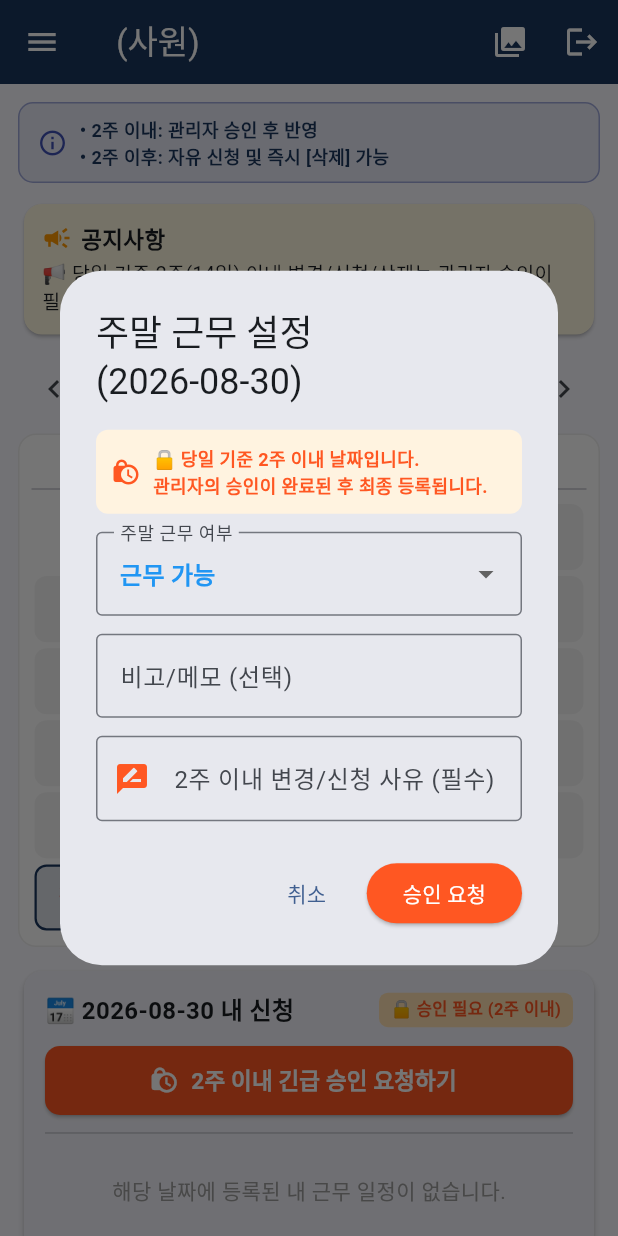
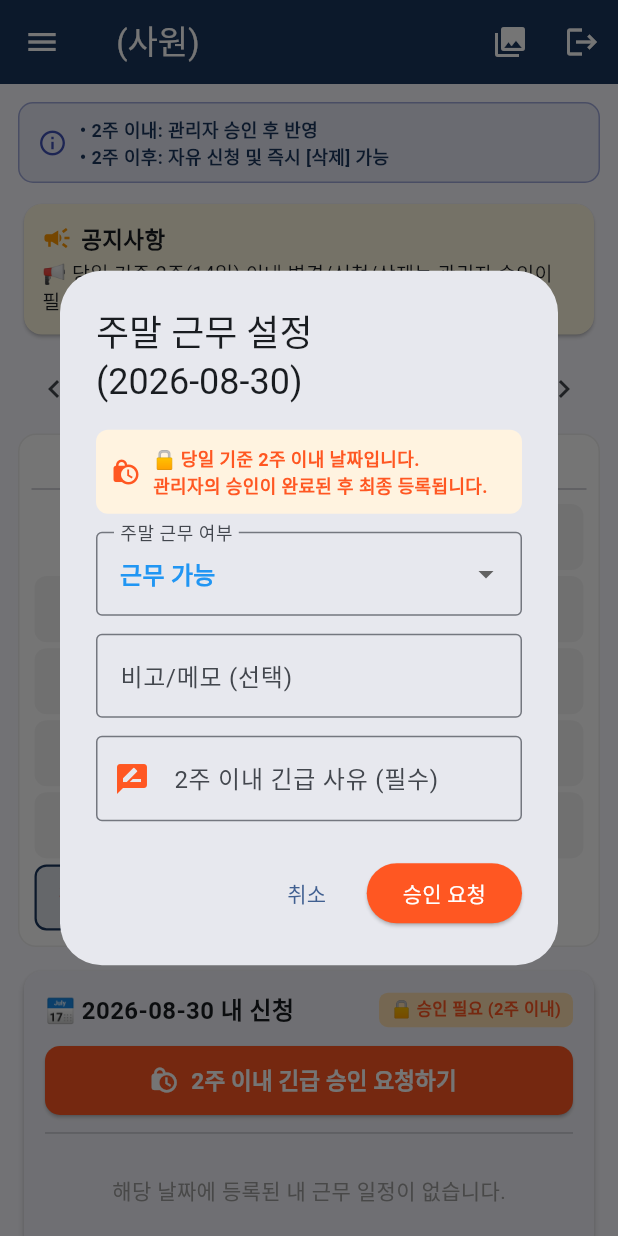
Before and after one commit to kimsoowan001-ai/work-schedule-app, a Flutter app: the MainScheduleScreen screen opened directly with empty values, after a tap on "2주 이내 긴급 승인 요청하기", on a phone screen of 412 x 824 dp. Run offline on Flutter 3.47's test engine with Material 3 defaults, Android fonts, the light colour scheme and no system bars; missing offline and left inert: dart:html; network calls fail.

Commit message:
2주 이내 승인 로직 및 캘린더 대기 상태 실시간 반영 수정

```diff
--- a/lib/main.dart
+++ b/lib/main.dart
@@ -359,15 +359,14 @@ class _MainScheduleScreenState extends State<MainScheduleScreen> {
     return target.isBefore(today);
   }
 
+  // 정확한 2주(0~14일) 판정 함수
   bool _isWithinTwoWeeks(DateTime date) {
     final now = DateTime.now();
-    final today = DateTime(now.year, now.month, day(date));
+    final today = DateTime(now.year, now.month, now.day);
     final target = DateTime(date.year, date.month, date.day);
     final diff = target.difference(today).inDays;
     return diff >= 0 && diff <= 14;
   }
-
-  static int day(DateTime d) => d.day;
 
   void _sendWebNotification(String title, String body) {
     try {
@@ -696,7 +695,7 @@ class _MainScheduleScreenState extends State<MainScheduleScreen> {
                     TextField(
                       controller: approvalReasonController,
                       decoration: const InputDecoration(
-                        labelText: '2주 이내 변경/신청 사유 (필수)',
+                        labelText: '2주 이내 긴급 사유 (필수)',
                         hintText: '사유를 구체적으로 입력하세요',
                         border: OutlineInputBorder(),
                         prefixIcon: Icon(Icons.rate_review, color: Colors.deepOrange),
@@ -713,7 +712,7 @@ class _MainScheduleScreenState extends State<MainScheduleScreen> {
                 onPressed: () {
                   if (requiresApproval && approvalReasonController.text.trim().isEmpty) {
                     ScaffoldMessenger.of(context).showSnackBar(
-                      const SnackBar(content: Text('2주 이내 긴급 신청 사유를 입력해주세요.')),
+                      const SnackBar(content: Text('2주 이내 긴급 사유를 입력해주세요.')),
                     );
                     return;
                   }
@@ -744,7 +743,7 @@ class _MainScheduleScreenState extends State<MainScheduleScreen> {
 
                     Navigator.pop(ctx);
                     ScaffoldMessenger.of(context).showSnackBar(
-                      const SnackBar(content: Text('관리자에게 승인 요청이 전송되었습니다. 승인 후 캘린더에 반영됩니다.')),
+                      const SnackBar(content: Text('관리자에게 승인 요청이 전송되었습니다. 관리자 결재 후 캘린더에 최종 반영됩니다.')),
                     );
                   } else {
                     final record = {
@@ -934,7 +933,7 @@ class _MainScheduleScreenState extends State<MainScheduleScreen> {
 
                     Navigator.pop(ctx);
                     ScaffoldMessenger.of(context).showSnackBar(
-                      const SnackBar(content: Text('관리자에게 승인 요청이 전송되었습니다. 관리자 승인 후 캘린더에 표시됩니다.')),
+                      const SnackBar(content: Text('관리자에게 승인 요청이 전송되었습니다. 관리자 결재 후 캘린더에 최종 표시됩니다.')),
                     );
                   } else {
                     final record = {
@@ -1443,7 +1442,12 @@ class _MainScheduleScreenState extends State<MainScheduleScreen> {
                   ? allList
                   : allList.where((item) => item['empId'] == widget.employeeId).toList();
 
+              final pendingList = _approvalRequests
+                  .where((req) => req['date'] == cellKey && (widget.isAdmin || req['empId'] == widget.employeeId))
+                  .toList();
+
               final hasData = filteredList.isNotEmpty;
+              final hasPending = pendingList.isNotEmpty;
               final isPast = _isPastDate(cellDate);
               final isWithin2Weeks = _isWithinTwoWeeks(cellDate);
 
@@ -1473,9 +1477,22 @@ class _MainScheduleScreenState extends State<MainScheduleScreen> {
                               : (cellDate.weekday == 7 ? Colors.red : (cellDate.weekday == 6 ? Colors.blue : Colors.black87)),
                         ),
                       ),
-                      if (hasData)
+                      if (hasPending)
                         Container(
-                          margin: const EdgeInsets.only(top: 3),
+                          margin: const EdgeInsets.only(top: 2),
+                          padding: const EdgeInsets.symmetric(horizontal: 4, vertical: 1),
+                          decoration: BoxDecoration(
+                            color: Colors.deepOrange,
+                            borderRadius: BorderRadius.circular(10),
+                          ),
+                          child: const Text(
+                            '대기',
+                            style: TextStyle(fontSize: 8, color: Colors.white, fontWeight: FontWeight.bold),
+                          ),
+                        )
+                      else if (hasData)
+                        Container(
+                          margin: const EdgeInsets.only(top: 2),
                           padding: const EdgeInsets.symmetric(horizontal: 4, vertical: 1),
                           decoration: BoxDecoration(
                             color: widget.isAdmin ? Colors.indigo : const Color(0xFFE35205),
```
Also changed, not shown: 2 other files.
